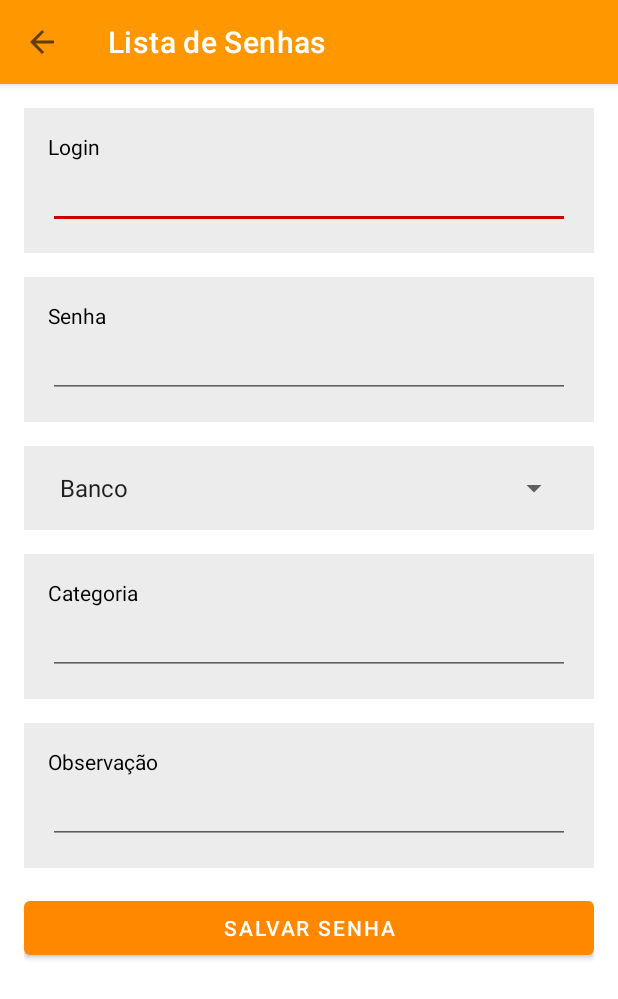
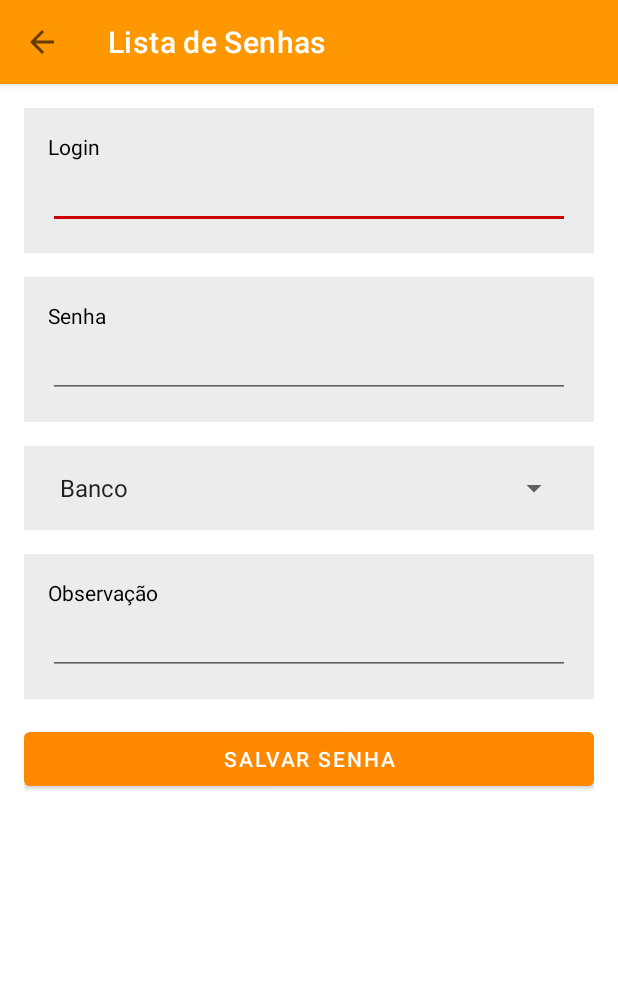
Before and after one commit to dariosalles/dio_kotlin_minhassenhas, an Android app: the SenhaActivity screen opened directly, with no data from a screen before it, on a phone screen of 412 x 824 dp. Shown: the top 999 px of the screen. Run offline under Robolectric (Android 15) with nearby library versions, the phone set to English and light mode, and no system bars.

Commit message:
Cadastro, atualização e Exclusão de Senha OK-2

```diff
--- a/app/src/main/java/com/dsxweb/minhassenhas/feature/senha/SenhaActivity.kt
+++ b/app/src/main/java/com/dsxweb/minhassenhas/feature/senha/SenhaActivity.kt
@@ -84,6 +84,7 @@ class SenhaActivity : BaseActivity() {
         idSenha = intent.getIntExtra("index",-1)
         if (idSenha == -1){
             btnExcluirSenha.visibility = View.GONE
+            layout_categoria.visibility = View.GONE
             return
         }
         progress.visibility = View.VISIBLE
@@ -113,7 +114,7 @@ class SenhaActivity : BaseActivity() {
         val login = etLogin.text.toString()
         val senhav = etSenha.text.toString()
         val scategoria = categoria
-        val categoria = etCategoria.text.toString()
+        //val categoria = etCategoria.text.toString()
         val obs = etObs.text.toString()
 
         println(scategoria)
@@ -122,7 +123,7 @@ class SenhaActivity : BaseActivity() {
             idSenha,
             login,
             senhav,
-            categoria,
+            scategoria,
             obs
         )
 
--- a/app/src/main/res/layout/activity_senha.xml
+++ b/app/src/main/res/layout/activity_senha.xml
@@ -85,6 +85,7 @@
             </LinearLayout>
 
             <LinearLayout
+                android:id="@+id/layout_categoria"
                 android:layout_width="match_parent"
                 android:layout_height="wrap_content"
                 android:layout_marginTop="16dp"
```
